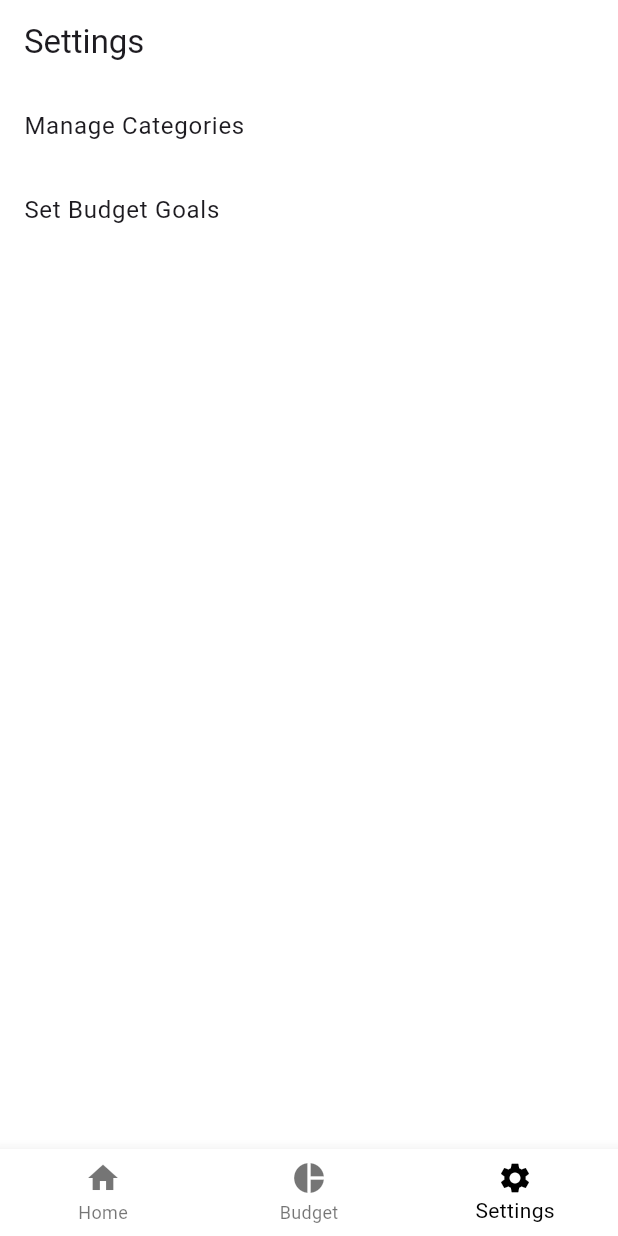
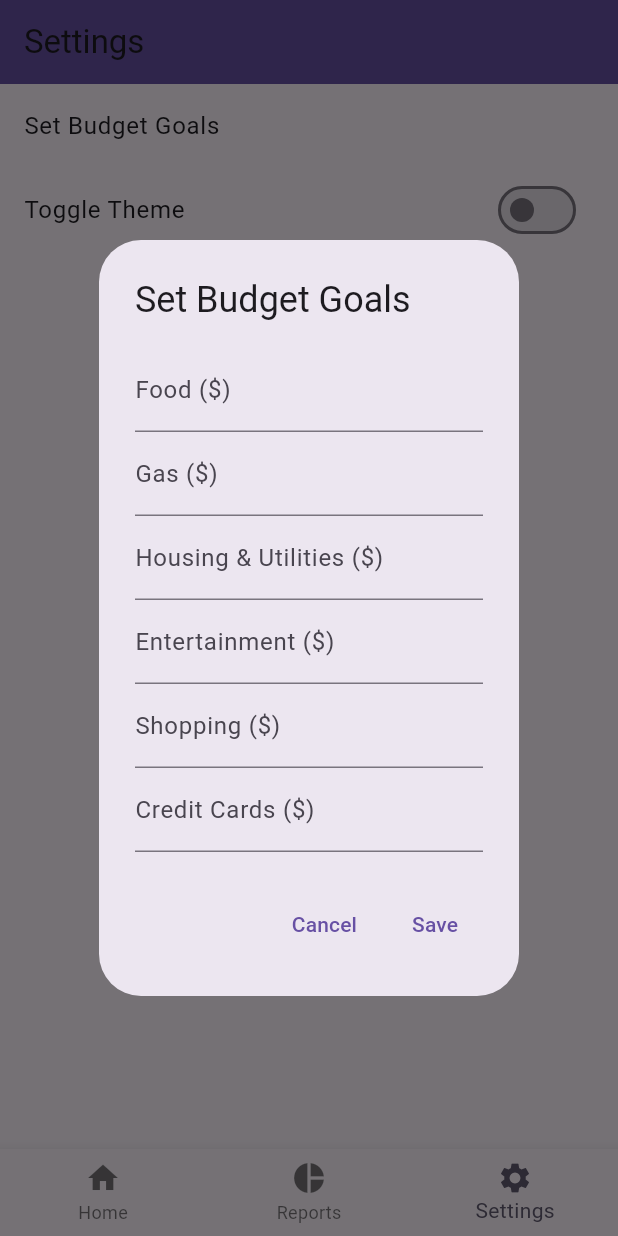
Before and after one commit to Sarfix5/MobileAppProj, a Flutter app: the screen it shows after launch, item 3 of the bottom bar chosen, after a tap on "Set Budget Goals", on a phone screen of 412 x 824 dp. Run offline on Flutter 3.47's test engine with Material 3 defaults, Android fonts, the phone set to English and light mode, and no system bars; our stand-ins replace fl_chart, sqflite; accounts and stored records are empty.

Commit message:
Added Light/Dark Mode Toggle.

```diff
--- a/lib/data_base.dart
+++ b/lib/data_base.dart
@@ -3,7 +3,7 @@ import 'dart:io' as io;
 import 'package:flutter/material.dart';
 import 'package:path_provider/path_provider.dart';
 import 'package:sqflite/sqflite.dart';
-import 'package:expense_tracker/home_screen.dart';
+import 'package:expense_tracker/home_screen.dart'; // Adjust based on your project structure
 
 class DatabaseHandler {
   static final DatabaseHandler _instance = DatabaseHandler.internal();
@@ -75,9 +75,9 @@ class DatabaseHandler {
     return res;
   }
 
-  Future<List<Expense>> getExpenses(List<Category> categories) async {
+  Future<List<Expense>> getExpenses(List<Category> categories, int month, int year) async {
     var dbClient = await db;
-    List<Map> list = await dbClient!.rawQuery('SELECT * FROM Expense');
+    List<Map> list = await dbClient!.rawQuery('SELECT * FROM Expense WHERE strftime("%m", date) = ? AND strftime("%Y", date) = ?', [month.toString().padLeft(2, '0'), year.toString()]);
     List<Expense> expenses = [];
     for (int i = 0; i < list.length; i++) {
       var expense = Expense(
@@ -132,25 +132,15 @@ class DatabaseHandler {
     _dbUpdateStreamController.add(true);
     return res;
   }
+  Future<List<Map<String, dynamic>>> getAggregatedExpensesByCategory() async {
+  var dbClient = await db;
+  List<Map<String, dynamic>> list = await dbClient!.rawQuery('''
+    SELECT Category.title, SUM(Expense.amount) as totalAmount
+    FROM Expense
+    JOIN Category ON Expense.categoryId = Category.id
+    GROUP BY Category.id
+  ''');
+  return list;
+}
 
-  Future<List<Map<String, dynamic>>> getAggregatedExpensesByCategory() async {
-    var dbClient = await db;
-    List<Map> list = await dbClient!.rawQuery('''
-      SELECT c.title, SUM(e.amount) as totalAmount
-      FROM Expense e
-      INNER JOIN Category c ON e.categoryId = c.id
-      GROUP BY c.title
-    ''');
-
-    List<Map<String, dynamic>> aggregatedExpenses = list.map((item) => {
-      "title": item["title"],
-      "totalAmount": item["totalAmount"],
-    }).toList();
-
-    return aggregatedExpenses;
-  }
-
-  void dispose() {
-    _dbUpdateStreamController.close();
-  }
 }
--- a/lib/home_screen.dart
+++ b/lib/home_screen.dart
@@ -39,62 +39,29 @@ class _HomeScreenState extends State<HomeScreen> {
   final DatabaseHandler dbHandler = DatabaseHandler();
   List<Expense> expenses = [];
   List<Category> categories = [
-    Category(
-      id: 'c1',
-      title: 'Food',
-      icon: Icons.fastfood,
-      color: Colors.black54,
-    ),
-    Category(
-      id: 'c2',
-      title: 'Gas',
-      icon: Icons.car_crash,
-      color: Colors.black54,
-    ),
-    Category(
-      id: 'c3',
-      title: 'Housing & Utilities',
-      icon: Icons.house,
-      color: Colors.black54,
-    ),
-    Category(
-      id: 'c4',
-      title: 'Entertainment',
-      icon: Icons.videogame_asset,
-      color: Colors.black54,
-    ),
-    Category(
-      id: 'c5',
-      title: 'Shopping',
-      icon: Icons.shopping_bag,
-      color: Colors.black54,
-    ),
-    Category(
-      id: 'c6',
-      title: 'Credit Cards',
-      icon: Icons.add_card,
-      color: Colors.black54,
-    ),
+    Category(id: 'c1', title: 'Food', icon: Icons.fastfood, color: Colors.grey),
+    Category(id: 'c2', title: 'Gas', icon: Icons.car_crash, color: Colors.grey),
+    Category(id: 'c3', title: 'Housing & Utilities', icon: Icons.house, color: Colors.grey),
+    Category(id: 'c4', title: 'Entertainment', icon: Icons.videogame_asset, color: Colors.grey),
+    Category(id: 'c5', title: 'Shopping', icon: Icons.shopping_bag, color: Colors.grey),
+    Category(id: 'c6', title: 'Credit Cards', icon: Icons.add_card, color: Colors.grey),
   ];
   DateTime currentMonth = DateTime.now();
 
   @override
   void initState() {
     super.initState();
-    _saveCategoriesIfNeeded();
+    _loadExpenses();
+
+    dbHandler.dbUpdatesStream.listen((_) {
+      if (mounted) {
         _loadExpenses();
       }
-  void _saveCategoriesIfNeeded() async {
-  final existingCategories = await dbHandler.getCategories();
-  if (existingCategories.isEmpty) {
-    for (final category in categories) {
-      await dbHandler.saveCategory(category);
-    }
-  }
+    });
   }
 
   void _loadExpenses() async {
-    var loadedExpenses = await dbHandler.getExpenses(categories);
+    var loadedExpenses = await dbHandler.getExpenses(categories, currentMonth.month, currentMonth.year);
     setState(() {
       expenses = loadedExpenses ?? [];
     });
@@ -119,14 +86,10 @@ class _HomeScreenState extends State<HomeScreen> {
     showDialog(
       context: context,
       builder: (BuildContext context) {
-        return StatefulBuilder(
-
-          builder: (context, setState) {
+        return StatefulBuilder(builder: (context, setState) {
           return AlertDialog(
-              backgroundColor: Colors.white,
-              shadowColor: Colors.white,
-              surfaceTintColor: Colors.white,
-              title: Text('Add Expense'),
+            backgroundColor: Theme.of(context).dialogBackgroundColor,
+            title: Text('Add Expense', style: TextStyle(color: Theme.of(context).textTheme.headline6?.color)),
             content: Column(
               mainAxisSize: MainAxisSize.min,
               children: [
@@ -138,11 +101,9 @@ class _HomeScreenState extends State<HomeScreen> {
                 SizedBox(height: 10),
                 Row(
                   children: [
-                      Text(
-                        'Selected date: ${DateFormat.yMd().format(_selectedDate)}',
-                      ),
+                    Text('Selected date: ${DateFormat.yMd().format(_selectedDate)}', style: TextStyle(color: Theme.of(context).textTheme.bodyText1?.color)),
                     IconButton(
-                        icon: Icon(Icons.calendar_today,color: Colors.black,),
+                      icon: Icon(Icons.calendar_today, color: Theme.of(context).iconTheme.color),
                       onPressed: () async {
                         final DateTime? picked = await showDatePicker(
                           context: context,
@@ -163,11 +124,11 @@ class _HomeScreenState extends State<HomeScreen> {
             ),
             actions: <Widget>[
               TextButton(
-                  child: Text('Cancel',style: TextStyle(color: Colors.black,fontWeight: FontWeight.bold)),
+                child: Text('Cancel', style: TextStyle(color: Theme.of(context).textTheme.button?.color, fontWeight: FontWeight.bold)),
                 onPressed: () => Navigator.of(context).pop(),
               ),
               TextButton(
-                  child: Text('Add',style: TextStyle(color: Colors.black,fontWeight: FontWeight.bold),),
+                child: Text('Add', style: TextStyle(color: Theme.of(context).textTheme.button?.color, fontWeight: FontWeight.bold)),
                 onPressed: () {
                   final amount = double.tryParse(amountController.text);
                   if (amount != null && amount > 0) {
@@ -177,31 +138,28 @@ class _HomeScreenState extends State<HomeScreen> {
                 },
               ),
               TextButton(
-                  child: Text('Reset Expenses',style: TextStyle(color: Colors.black,fontWeight: FontWeight.bold)),
+                child: Text('Reset Expenses', style: TextStyle(color: Theme.of(context).textTheme.button?.color, fontWeight: FontWeight.bold)),
                 onPressed: () async {
                   await dbHandler.deleteExpensesByCategory(category.id);
                   Navigator.of(context).pop();
                   _loadExpenses();
-              }
+                },
               ),
             ],
           );
-          },
-        );
+        });
       },
     );
   }
 
   @override
   Widget build(BuildContext context) {
-    double monthlyExpenses = expenses
-        .where((exp) => exp.date.month == currentMonth.month && exp.date.year == currentMonth.year)
-        .fold(0.0, (sum, exp) => sum + exp.amount);
+    double monthlyExpenses = expenses.where((exp) => exp.date.month == currentMonth.month && exp.date.year == currentMonth.year).fold(0.0, (sum, exp) => sum + exp.amount);
 
     return Scaffold(
-      backgroundColor: Colors.white,
+      backgroundColor: Theme.of(context).scaffoldBackgroundColor,
       appBar: AppBar(
-        backgroundColor: Colors.white,
+        backgroundColor: Theme.of(context).appBarTheme.backgroundColor,
         title: Row(
           mainAxisAlignment: MainAxisAlignment.spaceBetween,
           children: [
@@ -214,7 +172,7 @@ class _HomeScreenState extends State<HomeScreen> {
                 });
               },
             ),
-            Text('${DateFormat.yMMM().format(currentMonth)}: \$${monthlyExpenses.toStringAsFixed(2)}'),
+            Text('${DateFormat.yMMM().format(currentMonth)}: \$${monthlyExpenses.toStringAsFixed(2)}', style: TextStyle(color: Theme.of(context).textTheme.headline6?.color)),
             IconButton(
               icon: Icon(Icons.arrow_forward),
               onPressed: () {
@@ -252,8 +210,6 @@ class _HomeScreenState extends State<HomeScreen> {
                   mainAxisAlignment: MainAxisAlignment.spaceAround,
                   children: [
                     Icon(category.icon, size: 40, color: Colors.white),
-                    Container(height: 1,width: 1,),
-                    Container(height: 1,width: 1,),
                     Text(
                       category.title,
                       style: TextStyle(fontSize: 18, fontWeight: FontWeight.bold, color: Colors.white),
--- a/lib/main.dart
+++ b/lib/main.dart
@@ -1,25 +1,35 @@
-import 'package:expense_tracker/reports_screen.dart';
 import 'package:flutter/material.dart';
 import 'package:flutter/services.dart';
-import './home_screen.dart';
-import './settings_screen.dart';
+import 'package:provider/provider.dart';
+import 'home_screen.dart';
+import 'reports_screen.dart';
+import 'settings_screen.dart';
+import 'theme_provider.dart'; // Ensure you have this file created as per the previous instructions
 
 void main() {
   WidgetsFlutterBinding.ensureInitialized();
   SystemChrome.setEnabledSystemUIMode(SystemUiMode.edgeToEdge);
 
-  runApp(const MyApp());
+  runApp(MyApp());
 }
 
 class MyApp extends StatelessWidget {
-  const MyApp({super.key});
-
+  // Removed the const constructor for MyApp to use Provider below
   @override
   Widget build(BuildContext context) {
-    return const MaterialApp(
-      title: 'Budget Tracker',
-      debugShowCheckedModeBanner: false,
-      home: MainScreen(),
+    // Wrap MaterialApp with ChangeNotifierProvider for theme management
+    return ChangeNotifierProvider(
+      create: (_) => ThemeProvider(ThemeData.light()), // Default theme is light
+      child: Consumer<ThemeProvider>(
+        builder: (context, themeProvider, child) {
+          return MaterialApp(
+            title: 'Budget Tracker',
+            debugShowCheckedModeBanner: false,
+            theme: themeProvider.getTheme(),
+            home: const MainScreen(),
+          );
+        },
+      ),
     );
   }
 }
@@ -48,22 +58,19 @@ class MainScreenState extends State<MainScreen> {
   @override
   Widget build(BuildContext context) {
     return Scaffold(
-      backgroundColor: Colors.white,
       body: IndexedStack(
         index: _selectedIndex,
         children: _children,
       ),
       bottomNavigationBar: BottomNavigationBar(
-        backgroundColor: Colors.white,
-        selectedItemColor: Colors.black,
+        selectedItemColor: Theme.of(context).colorScheme.secondary, // Adjusted to use theme
         items: const <BottomNavigationBarItem>[
-          BottomNavigationBarItem(icon: Icon(Icons.home,), label: 'Home'),
-          BottomNavigationBarItem(icon: Icon(Icons.pie_chart), label: 'Budget'),
+          BottomNavigationBarItem(icon: Icon(Icons.home), label: 'Home'),
+          BottomNavigationBarItem(icon: Icon(Icons.pie_chart), label: 'Reports'),
           BottomNavigationBarItem(icon: Icon(Icons.settings), label: 'Settings'),
         ],
         currentIndex: _selectedIndex,
         onTap: _onItemTapped,
-
       ),
     );
   }
--- a/lib/reports_screen.dart
+++ b/lib/reports_screen.dart
@@ -15,27 +15,36 @@ class _ReportsScreenState extends State<ReportsScreen> {
     super.initState();
     dbHandler.dbUpdatesStream.listen((_) {
       if (mounted) {
-        setState(() {
-        });
+        setState(() {});
       }
     });
   }
 
   @override
   Widget build(BuildContext context) {
+    // Use Theme.of(context) to get the current theme's background color
+    Color backgroundColor = Theme.of(context).scaffoldBackgroundColor;
+    Color textColor = Theme.of(context).textTheme.bodyText1?.color ?? Colors.black;
+    Color appBarColor = Theme.of(context).appBarTheme.backgroundColor ?? Theme.of(context).primaryColor;
+
     return Scaffold(
-      backgroundColor: Colors.white,
+      backgroundColor: backgroundColor, // Set the background color based on the theme
       appBar: AppBar(
-        backgroundColor: Colors.white,
+        backgroundColor: appBarColor, // Set the AppBar color based on the theme
         title: const Text('Report Screen'),
       ),
-      body: FutureBuilder<List<Map<String, dynamic>>>(
+      body: Column(
+        children: [
+          Expanded(
+            flex: 2,
+            child: FutureBuilder<List<Map<String, dynamic>>>(
               future: dbHandler.getAggregatedExpensesByCategory(),
               builder: (context, snapshot) {
                 if (snapshot.connectionState == ConnectionState.waiting) {
                   return const Center(child: CircularProgressIndicator());
                 } else if (snapshot.hasError) {
-            return Center(child: Text("Error: ${snapshot.error.toString()}"));
+                  return Center(
+                      child: Text("Error: ${snapshot.error.toString()}"));
                 } else {
                   return Center(
                     child: PieChart(
@@ -45,7 +54,10 @@ class _ReportsScreenState extends State<ReportsScreen> {
                             value: double.parse(data['totalAmount'].toString()),
                             title: '${data['title']}: \$${data['totalAmount'].toStringAsFixed(2)}',
                             radius: 140,
-                      titleStyle: const TextStyle(fontSize: 16, fontWeight: FontWeight.bold, color: Color(0xffffffff)),
+                            titleStyle: TextStyle(
+                                fontSize: 16,
+                                fontWeight: FontWeight.bold,
+                                color: textColor), // Use dynamic text color for titles
                             titlePositionPercentageOffset: 0.55,
                           );
                         }).toList(),
@@ -57,6 +69,39 @@ class _ReportsScreenState extends State<ReportsScreen> {
                 }
               },
             ),
+          ),
+          Expanded(
+            flex: 1,
+            child: Container(
+              padding: EdgeInsets.symmetric(vertical: 20),
+              child: FutureBuilder<List<Map<String, dynamic>>>(
+                future: dbHandler.getAggregatedExpensesByCategory(),
+                builder: (context, snapshot) {
+                  if (snapshot.connectionState == ConnectionState.waiting) {
+                    return const Center(child: CircularProgressIndicator());
+                  } else if (snapshot.hasError) {
+                    return Center(
+                        child: Text("Error: ${snapshot.error.toString()}"));
+                  } else {
+                    return ListView.builder(
+                      itemCount: snapshot.data!.length,
+                      itemBuilder: (context, index) {
+                        var expense = snapshot.data![index];
+                        return ListTile(
+                          title: Text(
+                            '${expense['title']}: \$${expense['totalAmount'].toStringAsFixed(2)}',
+                            style: TextStyle(color: textColor), // Use dynamic text color
+                          ),
+                        );
+                      },
+                    );
+                  }
+                },
+              ),
+            ),
+          ),
+        ],
+      ),
     );
   }
 
--- a/lib/settings_screen.dart
+++ b/lib/settings_screen.dart
@@ -1,31 +1,87 @@
 import 'package:flutter/material.dart';
+import 'package:provider/provider.dart';
+import 'theme_provider.dart'; // Make sure this import points to where your ThemeProvider class is located.
 
 class SettingsScreen extends StatelessWidget {
   @override
   Widget build(BuildContext context) {
+    final themeProvider = Provider.of<ThemeProvider>(context, listen: false);
+
     return Scaffold(
-      backgroundColor: Colors.white,
       appBar: AppBar(
-        backgroundColor: Colors.white,
         title: Text('Settings'),
+        // This uses the primary color of the current theme, whether it's light or dark.
+        backgroundColor: Theme.of(context).primaryColor,
       ),
       body: ListView(
         children: <Widget>[
           ListTile(
-            title: Text('Manage Categories'),
+            title: Text('Set Budget Goals'),
             onTap: () {
-              // Navigate to category management screen
+              _showBudgetDialog(context);
             },
           ),
           ListTile(
-            title: Text('Set Budget Goals'),
-            onTap: () {
-              // Navigate to budget goal setting screen
-            },
+            title: Text('Toggle Theme'),
+            trailing: Switch(
+              value: themeProvider.getTheme() == ThemeData.dark(),
+              onChanged: (value) {
+                themeProvider.setTheme(
+                  value ? ThemeData.dark() : ThemeData.light(),
+                );
+              },
+            ),
           ),
           // Add more settings options as needed
         ],
       ),
     );
   }
+
+  void _showBudgetDialog(BuildContext context) {
+    showDialog(
+      context: context,
+      builder: (BuildContext context) {
+        return AlertDialog(
+          title: Text('Set Budget Goals'),
+          content: SingleChildScrollView(
+            child: Column(
+              children: <Widget>[
+                _buildBudgetTextField('Food (\$)'),
+                _buildBudgetTextField('Gas (\$)'),
+                _buildBudgetTextField('Housing & Utilities (\$)'),
+                _buildBudgetTextField('Entertainment (\$)'),
+                _buildBudgetTextField('Shopping (\$)'),
+                _buildBudgetTextField('Credit Cards (\$)'),
+                // Add more text fields for other categories
+              ],
+            ),
+          ),
+          actions: <Widget>[
+            TextButton(
+              child: Text('Cancel'),
+              onPressed: () {
+                Navigator.of(context).pop();
+              },
+            ),
+            TextButton(
+              child: Text('Save'),
+              onPressed: () {
+                // Save budget goals to database or shared preferences
+                Navigator.of(context).pop();
+              },
+            ),
+          ],
+        );
+      },
+    );
+  }
+
+  Widget _buildBudgetTextField(String category) {
+    return TextFormField(
+      decoration: InputDecoration(labelText: category),
+      keyboardType: TextInputType.number,
+      // You can add validation if needed
+    );
+  }
 }
--- /dev/null
+++ b/lib/theme_provider.dart
@@ -0,0 +1,14 @@
+import 'package:flutter/material.dart';
+
+class ThemeProvider with ChangeNotifier {
+  ThemeData _themeData;
+
+  ThemeProvider(this._themeData);
+
+  getTheme() => _themeData;
+
+  setTheme(ThemeData themeData) {
+    _themeData = themeData;
+    notifyListeners();
+  }
+}
```
Lines whose indentation alone changed are shown as unchanged.
